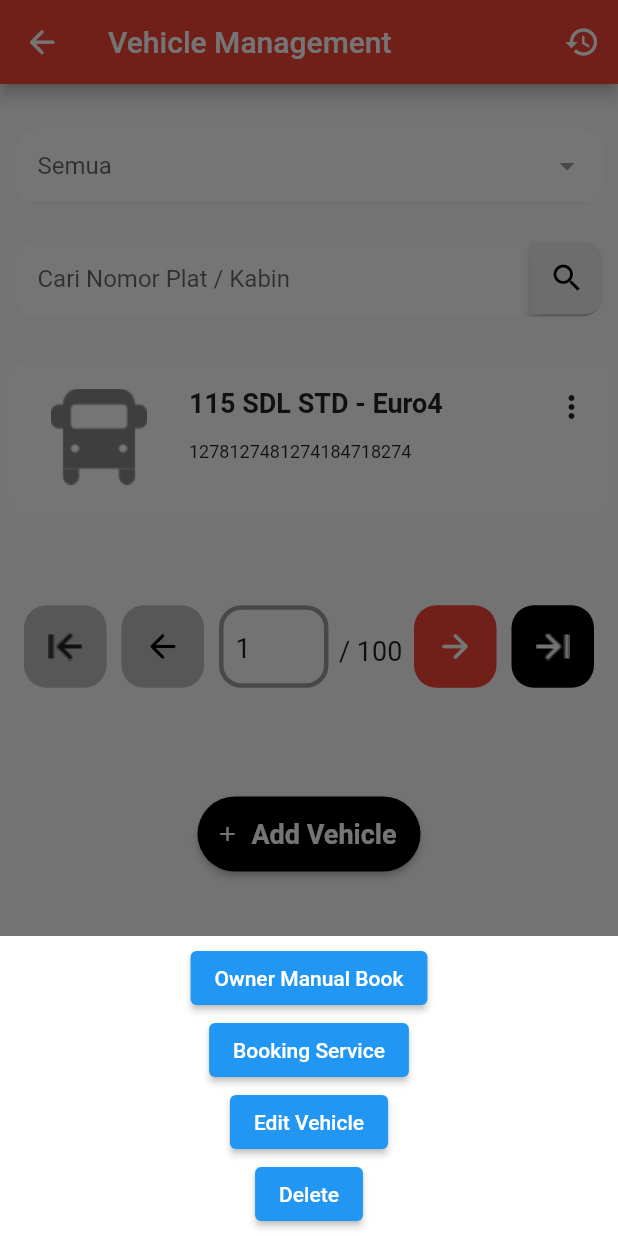
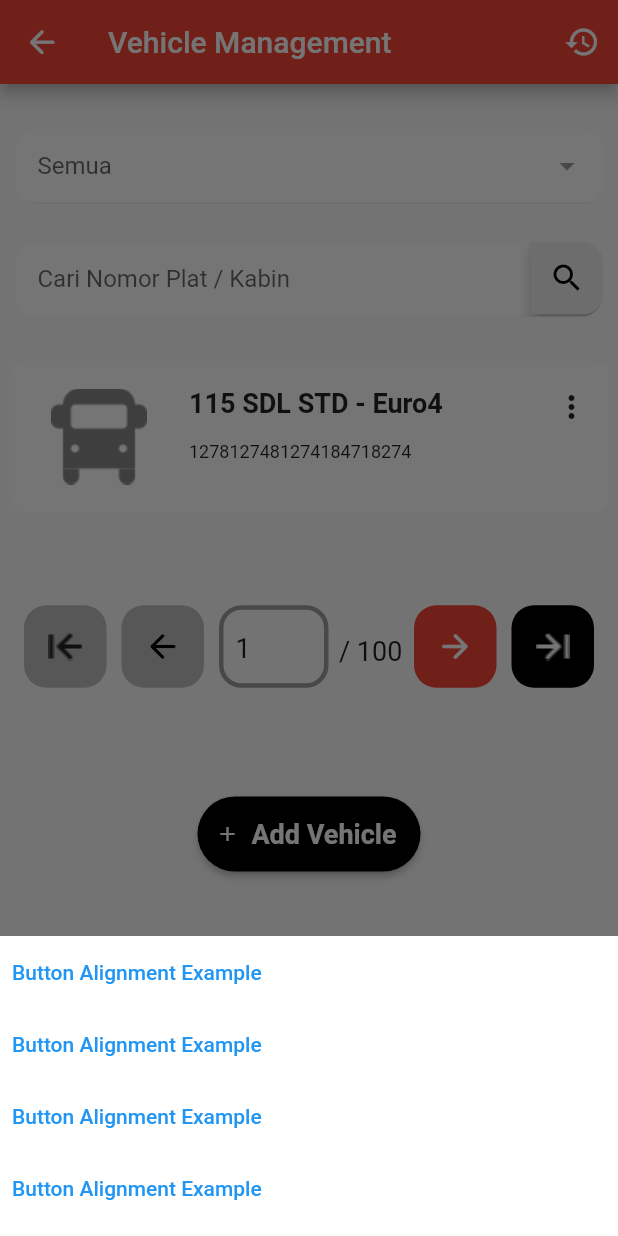
Before and after one commit to lalaingampus/myhino-flutter, a Flutter app: the VehicleManagementView screen opened by its route, item 3 of the bottom bar chosen, after a tap on the "more vert" icon, on a phone screen of 412 x 824 dp. Run offline on Flutter 3.47's test engine with Material 2 defaults, Android fonts, the phone set to English and light mode, and no system bars; our stand-ins replace carousel_slider, cool_alert, datetime_picker_formfield, dio, dropdown_search, file_picker and 7 more; missing offline and left inert: dart:ffi, flutter_session_manager, qr_code_scanner; accounts and stored records are empty.

Commit message:
done done

```diff
--- a/lib/app/modules/home/views/berita_promosi_view.dart
+++ b/lib/app/modules/home/views/berita_promosi_view.dart
@@ -47,7 +47,6 @@ class BeritaPromosiView extends GetView<BeritaPromosiController> {
                     ),
                   ],
                 ),
-                Text("banyaknya item ${bc.news.length}"),
                 SizedBox(height: 10),
                 Container(
                   height: 180,
--- a/lib/app/modules/vehicle_management/views/vehicle_management_view.dart
+++ b/lib/app/modules/vehicle_management/views/vehicle_management_view.dart
@@ -172,41 +172,38 @@ class VehicleManagementView extends GetView<VehicleManagementController> {
                                                   Container(
                                                     height: 200,
                                                     color: Colors.white,
-                                                    child: Center(
+                                                    child: Align(
+                                                      alignment: Alignment.centerLeft,
                                                       child: Column(
-                                                        mainAxisAlignment:
-                                                            MainAxisAlignment
-                                                                .center,
-                                                        mainAxisSize:
-                                                            MainAxisSize.min,
+
                                                         children: <Widget>[
-                                                          ElevatedButton(
-                                                            child: const Text(
-                                                                'Owner Manual Book'),
-                                                            onPressed: () =>
-                                                                Navigator.pop(
-                                                                    context),
+                                                          TextButton(
+                                                            onPressed: () => print('Logic goes here'),
+                                                            child: Text('Button Alignment Example'),
+                                                            style: TextButton.styleFrom(
+                                                              alignment: Alignment.centerRight,
+                                                            ),
                                                           ),
-                                                          ElevatedButton(
-                                                            child: const Text(
-                                                                'Booking Service'),
-                                                            onPressed: () =>
-                                                                Navigator.pop(
-                                                                    context),
+                                                          TextButton(
+                                                            onPressed: () => print('Logic goes here'),
+                                                            child: Text('Button Alignment Example'),
+                                                            style: TextButton.styleFrom(
+                                                              alignment: Alignment.centerRight,
+                                                            ),
                                                           ),
-                                                          ElevatedButton(
-                                                            child: const Text(
-                                                                'Edit Vehicle'),
-                                                            onPressed: () =>
-                                                                Navigator.pop(
-                                                                    context),
+                                                          TextButton(
+                                                            onPressed: () => print('Logic goes here'),
+                                                            child: Text('Button Alignment Example'),
+                                                            style: TextButton.styleFrom(
+                                                              alignment: Alignment.centerRight,
+                                                            ),
                                                           ),
-                                                          ElevatedButton(
-                                                            child: const Text(
-                                                                'Delete'),
-                                                            onPressed: () =>
-                                                                Navigator.pop(
-                                                                    context),
+                                                          TextButton(
+                                                            onPressed: () => print('Logic goes here'),
+                                                            child: Text('Button Alignment Example'),
+                                                            style: TextButton.styleFrom(
+                                                              alignment: Alignment.centerRight,
+                                                            ),
                                                           ),
                                                         ],
                                                       ),
```
